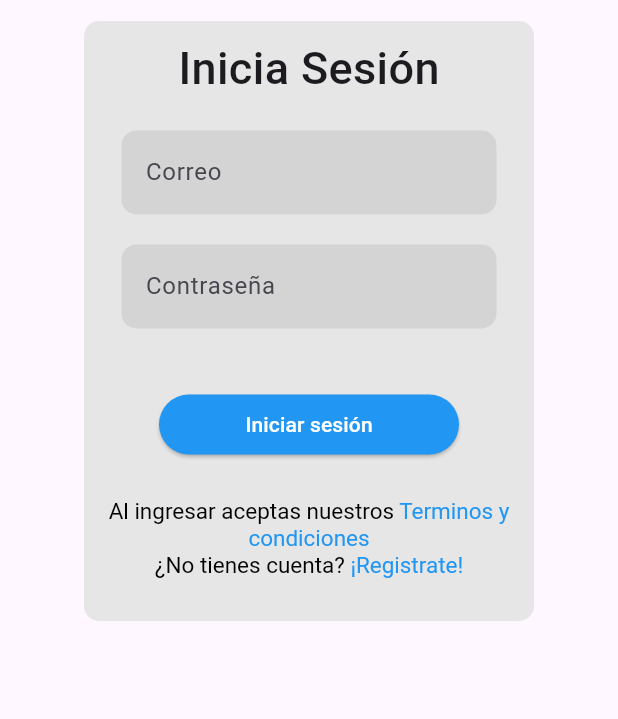
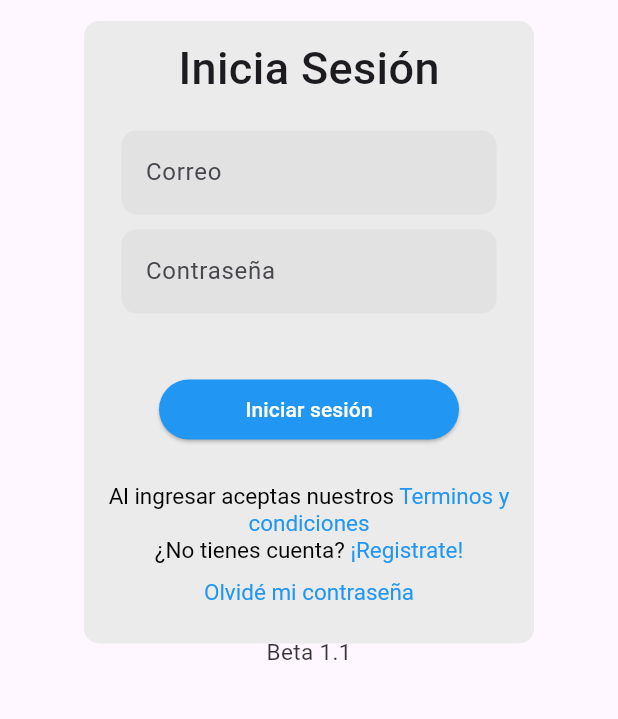
Before and after one commit to RDev00/list-app, a Flutter app: the LogInForm screen opened directly, on a phone screen of 412 x 824 dp, the part 63-782 px from its top. Run offline on Flutter 3.47's test engine with Material 3 defaults, Android fonts, the phone set to English and light mode, and no system bars; our stand-ins replace flutter_markdown, shared_preferences; accounts and stored records are empty; network calls fail.

Commit message:
Beta 1.1 - Rafa: Nuevas funciones, arreglo de diseños

```diff
--- a/lib/auth/login.dart
+++ b/lib/auth/login.dart
@@ -1,6 +1,7 @@
 // ignore_for_file: use_build_context_synchronously
 
 import 'dart:convert';
+import 'package:cloudbook/auth/reset_password.dart';
 import 'package:flutter/gestures.dart';
 import 'package:flutter/material.dart';
 // ignore: depend_on_referenced_packages
@@ -44,17 +45,24 @@ class _LogInFormState extends State<LogInForm> {
   }
 
   void _navigateToRegister() {
-    Navigator.push(
+    Navigator.pushAndRemoveUntil(
       context,
       MaterialPageRoute(builder: (context) => const RegisterForm()),
+      (route) => false,
+    );
+  }
+
+  void _navigateToResetPasswordWidget() {
+    Navigator.pushAndRemoveUntil(
+      context,
+      MaterialPageRoute(builder: (context) => const ResetPasswordWidget()),
+      (route) => true
     );
   }
 
   Future<void> _submitForm() async {
     if (!formKey.currentState!.validate()) return;
     if (!mounted) return;
-
-    ScaffoldMessenger.of(context).showSnackBar(const SnackBar(content: Text("Iniciando sesión...")));
 
     setState(() => isPressed = true);
 
@@ -73,7 +81,7 @@ class _LogInFormState extends State<LogInForm> {
     final message = res['message'];
     final token = res["token"];
     await saveSession(token);
-    ScaffoldMessenger.of(context).showSnackBar(SnackBar(content: Text("$message, Info: ${token != null ? "token guardado correctamente" : "No se guardó el token" }"), duration: const Duration(seconds: 2)));
+    ScaffoldMessenger.of(context).showSnackBar(SnackBar(content: Text(message), duration: const Duration(seconds: 2)));
     Navigator.of(context).pushReplacement(
       MaterialPageRoute(
         builder: (context) => DashboardWidget(),
@@ -99,9 +107,9 @@ class _LogInFormState extends State<LogInForm> {
             children: <Widget>[
               Container(
                 width: 300.0,
-                height: 400.0,
+                height: 415.0,
                 decoration: BoxDecoration(
-                  color: const Color.fromARGB(255, 230, 230, 230),
+                  color: const Color.fromARGB(255, 235, 235, 235),
                   borderRadius: BorderRadius.circular(10),
                 ),
                 child: Column(
@@ -127,7 +135,7 @@ class _LogInFormState extends State<LogInForm> {
                             borderSide: BorderSide.none,
                           ),
                           filled: true,
-                          fillColor: const Color.fromARGB(20, 0, 0, 0)
+                          fillColor: const Color.fromARGB(10, 0, 0, 0)
                         ),
                         validator: (value) {
                           if(value!.isEmpty) {
@@ -137,7 +145,7 @@ class _LogInFormState extends State<LogInForm> {
                         },
                       ),
                     ),
-                    SizedBox(height: 20.0,),
+                    SizedBox(height:10.0,),
                     SizedBox(
                       width: 250.0,
                       child: TextFormField(
@@ -151,7 +159,7 @@ class _LogInFormState extends State<LogInForm> {
                             borderSide: BorderSide.none,
                           ),
                           filled: true,
-                          fillColor: const Color.fromARGB(20, 0, 0, 0)
+                          fillColor: const Color.fromARGB(10, 0, 0, 0)
                         ),
                         validator: (value) {
                           if(value!.isEmpty) {
@@ -173,8 +181,7 @@ class _LogInFormState extends State<LogInForm> {
                         child: Text("Iniciar sesión"),
                       ),
                     ),
-                    SizedBox(height: 20.0,),
-                    SizedBox(height: 5.0,),
+                    SizedBox(height: 25.0),
                     RichText(
                       text: TextSpan(
                         style: TextStyle(
@@ -225,8 +232,34 @@ class _LogInFormState extends State<LogInForm> {
                       ),
                       textAlign: TextAlign.center,
                     ),
-                    SizedBox(height: 5.0,),
                     SizedBox(height: 10.0,),
+                    RichText(
+                      text: TextSpan(
+                        style: TextStyle(
+                          fontSize: 15.0,
+                        ),
+                        children: [
+                          TextSpan(
+                            text: "Olvidé mi contraseña",
+                            style: TextStyle(
+                              fontSize: 15.0,
+                              color: Colors.blue,
+                            ),
+                            recognizer: TapGestureRecognizer()
+                              ..onTap = _navigateToResetPasswordWidget,
+                          )
+                        ],
+                      ),
+                      textAlign: TextAlign.center,
+                    ),
+                    SizedBox(height: 20.0,),
+                    Text(
+                      "Beta 1.1",
+                      style: TextStyle(
+                        fontSize: 15.0,
+                        color: Color.fromARGB(200, 0, 0, 0)
+                      ),
+                    )
                   ],
                 )
               )
--- a/pubspec.yaml
+++ b/pubspec.yaml
@@ -1,7 +1,7 @@
 name: cloudbook
 description: "CloudBook es una aplicación para guardar notas de manera segura, usando encriptación de alto grado de manera end-to-end, de modo que nosotros no veremos nada de tu información completamente segura para ti."
 publish_to: 'RavexCode'
-version: 0.7.0
+version: 0.1.1
 
 environment:
   sdk: ^3.10.8
```
Also changed, not shown: lib/auth/register.dart (+42 -10 lines), lib/auth/reset_password.dart (added, +198 -0 lines), lib/dashboard.dart (+5 -6 lines), 1 other file.
